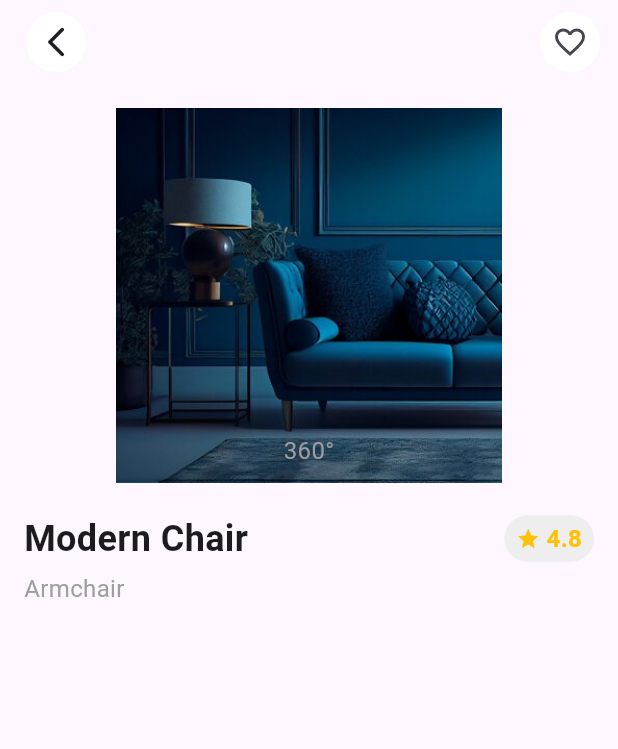
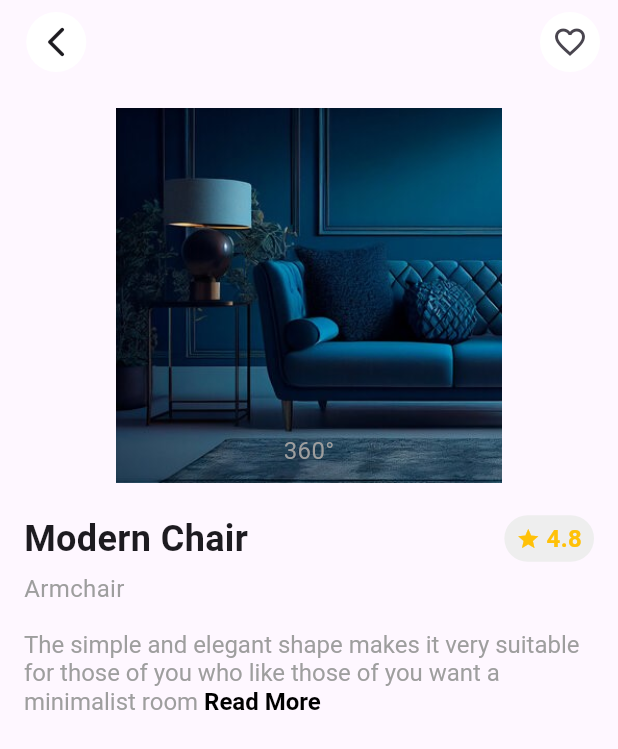
Before and after one commit to Huseinaz/furniture-app, a Flutter app: the DetailPage screen opened directly, on a phone screen of 412 x 824 dp. Shown: the top 749 px of the screen. Run offline on Flutter 3.47's test engine with Material 3 defaults, Android fonts, the phone set to English and light mode, and no system bars.

Commit message:
Add description

```diff
--- a/lib/pages/detail_page.dart
+++ b/lib/pages/detail_page.dart
@@ -112,6 +112,27 @@ class _DetailPageState extends State<DetailPage> {
               color: Colors.grey,
             ),
           ),
+          const SizedBox(height: 16),
+          RichText(
+            text: const TextSpan(
+              text:
+                  'The simple and elegant shape makes it very suitable for those of you who like those of you want a minimalist room ',
+              style: TextStyle(
+                fontSize: 16,
+                color: Colors.grey,
+              ),
+              children: [
+                TextSpan(
+                  text: 'Read More',
+                  style: TextStyle(
+                    fontSize: 16,
+                    color: Colors.black,
+                    fontWeight: FontWeight.bold,
+                  ),
+                ),
+              ],
+            ),
+          ),
         ],
       ),
     );
```
